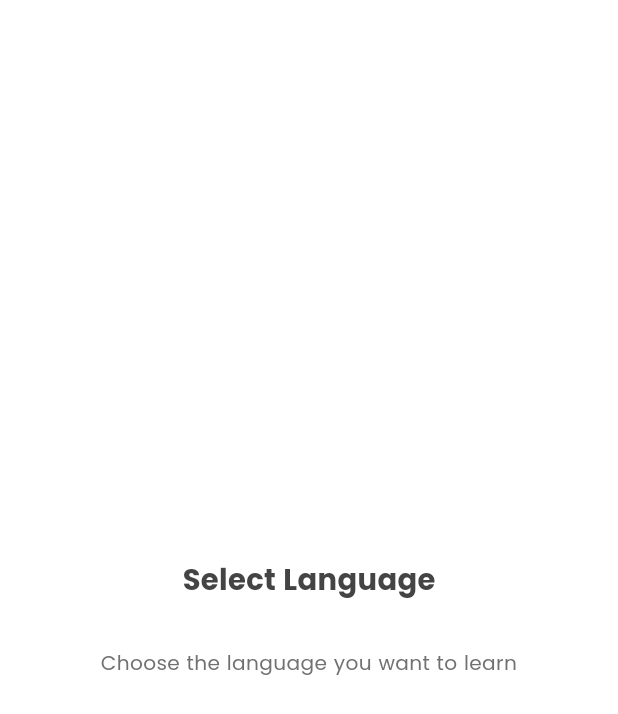
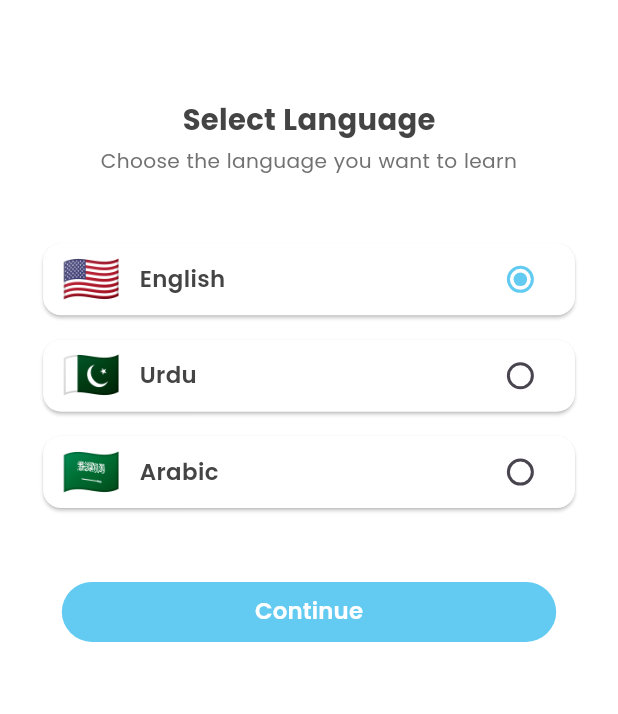
Before and after one commit to MRamzan2000/wave-app, a Flutter app: the SelectLanguageScreen screen opened directly, on a phone screen of 412 x 824 dp. Shown: the top 714 px of the screen. Run offline on Flutter 3.47's test engine with Material 3 defaults, Android fonts, the phone set to English and light mode, and no system bars; our stand-ins replace flutter_svg, get, responsive_sizer, smooth_page_indicator; Roboto replaces fonts that are missing (Limelight).

Commit message:
choose language and choose interest ui started

```diff
--- /dev/null
+++ b/lib/model/gender_model.dart
@@ -0,0 +1,5 @@
+class GenderModel {
+  final String name;
+
+  GenderModel({required this.name});
+}
--- /dev/null
+++ b/lib/model/interest_model.dart
@@ -0,0 +1,5 @@
+class InterestModel {
+  String title;
+  bool select;
+  InterestModel({required this.title, this.select = false});
+}
--- a/lib/view/screens/select_language_screen.dart
+++ b/lib/view/screens/select_language_screen.dart
@@ -1,7 +1,13 @@
 import 'package:flutter/material.dart';
+import 'package:get/get.dart';
 import 'package:responsive_sizer/responsive_sizer.dart';
+import 'package:weave_app/view/reuseable_widgets/custom_elevated_button.dart';
+import 'package:weave_app/view/reuseable_widgets/get_horizontal_space.dart';
 import 'package:weave_app/view/reuseable_widgets/get_verticle_space.dart';
+import 'package:weave_app/view/utils/app_colors.dart';
 import 'package:weave_app/view/utils/app_styles.dart';
+import 'package:weave_app/view/utils/extensions/country_code.dart';
+import 'choose_interests_screen.dart';
 
 class SelectLanguageScreen extends StatefulWidget {
   const SelectLanguageScreen({super.key});
@@ -11,30 +17,101 @@ class SelectLanguageScreen extends StatefulWidget {
 }
 
 class _SelectLanguageScreenState extends State<SelectLanguageScreen> {
+  RxInt selectedLanguage = 0.obs;     // 0 = English, 1 = Urdu, 2 = Arabic
+
   @override
   Widget build(BuildContext context) {
     return Scaffold(
       body: Container(
-        padding: EdgeInsets.symmetric(horizontal: 8.w),
+        padding: EdgeInsets.symmetric(horizontal: 6.w),
         height: MediaQuery.sizeOf(context).height,
         width: MediaQuery.sizeOf(context).width,
         child: Column(
-          mainAxisAlignment: MainAxisAlignment.center,
+          mainAxisAlignment: MainAxisAlignment.start,
           crossAxisAlignment: CrossAxisAlignment.center,
           children: [
+            verticalSpace(8.h),
             Text(
               "Select Language",
               style: AppTextStyles.headingTextStyle,
             ),
-            verticalSpace(4.h),
+            verticalSpace(.5.h),
             Text(
               "Choose the language you want to learn",
               style: AppTextStyles.smallTextStyle,
               textAlign: TextAlign.center,
+            ),
+            verticalSpace(5.h),
+            selectLanguage(flag: "US", language: "English", value: 0),
+            verticalSpace(1.h),
+            selectLanguage(flag: "PK", language: "Urdu", value: 1),
+            verticalSpace(1.h),
+            selectLanguage(flag: "SA", language: "Arabic", value: 2),
+            verticalSpace(5.h),
+            Row(
+              children: [
+                Expanded(
+                    child: Padding(
+                  padding: EdgeInsets.symmetric(horizontal: 4.w),
+                  child: customElevatedButton(
+                      title: "Continue",
+                      bgColor: AppColors.primaryColor,
+                      titleColor: AppColors.white,
+                      onTap: () {
+                        Get.to(()=>ChooseInterestsScreen());
+                      }),
+                ))
+              ],
             ),
           ],
         ),
       ),
     );
   }
+
+  Widget selectLanguage({
+    required String flag,
+    required String language,
+    required int value,
+  }) {
+    return Obx(
+      () => GestureDetector(
+        onTap: (){
+          selectedLanguage.value = value;
+
+        },
+        child: Card(
+          color: AppColors.white,
+          child: Padding(
+            padding: EdgeInsets.symmetric(horizontal: 3.w),
+            child: Row(
+              children: [
+                Row(
+                  children: [
+                    Text(flag.toFlag,
+                        style: AppTextStyles.specialLimelightHeading
+                            .copyWith(fontSize: 23.sp)),
+                    horizontalSpace(3.w),
+                    Text(language,
+                        style: AppTextStyles.headingTextStyle.copyWith(
+                            fontWeight: FontWeight.w600, fontSize: 16.sp)),
+                  ],
+                ),
+                Flexible(child: Container()),
+                Radio<int>(
+                  value: value,
+                  groupValue: selectedLanguage.value,
+                  activeColor: AppColors.primaryColor,
+                  onChanged: (value){
+                    selectedLanguage.value=value!;
+                  },
+
+                ),
+              ],
+            ),
+          ),
+        ),
+      ),
+    );
+  }
 }
--- a/lib/view/screens/welcom_screen.dart
+++ b/lib/view/screens/welcom_screen.dart
@@ -27,7 +27,6 @@ class _WelcomeScreenState extends State<WelcomeScreen> {
           crossAxisAlignment: CrossAxisAlignment.center,
           children: [
             SizedBox(
-              height: 30.h,
               width: MediaQuery.sizeOf(context).width - 5.w,
               child: Image(
                 image: AssetImage("assets/images/welcome.png"),
--- /dev/null
+++ b/lib/view/utils/extensions/country_code.dart
@@ -0,0 +1,44 @@
+/* extension is the feature of dart introduce in  dart 2.7 version
+ An Extension is a way add new method or features in existing classes like
+ (int String List or DateTime) Without editing those Class
+
+ for Example
+
+ If you want to reverse the String
+
+ String name ="Ramzan";
+
+ String reverseString=name.split('').reverse.join();
+
+ print(reverseString);
+
+  Simple way make a custom method reverse string
+
+ extension nameReverse on String{
+
+ String get reverse =>split('').reverse.join();
+
+ }
+
+ Why do we use extensions?
+
+ 1 : Make code cleaner and easier to read.
+     → name.reversed looks better than writing a long function every time.
+
+ 2 : Add new functionality to existing classes.
+     → You can add your own methods to String, int, List, etc.
+
+ 3 : Reusability:
+     → Once created, you can use it anywhere in your project.
+
+  How it works?
+  When you create an extension, Dart doesn’t actually change the original class —
+  it just attaches your custom function to it temporarily while your app is running.
+
+ */
+extension convertFlag on String {
+  String get toFlag {
+    return (this).toUpperCase().replaceAllMapped(RegExp(r'[A-Z]'),
+            (match) => String.fromCharCode(match.group(0)!.codeUnitAt(0) + 127397));
+  }
+}
```
Also changed, not shown: lib/controller/interests_controller.dart (added, +35 -0 lines), lib/view/reuseable_widgets/interest_chip.dart (added, +45 -0 lines), lib/view/screens/choose_interests_screen.dart (added, +145 -0 lines).
